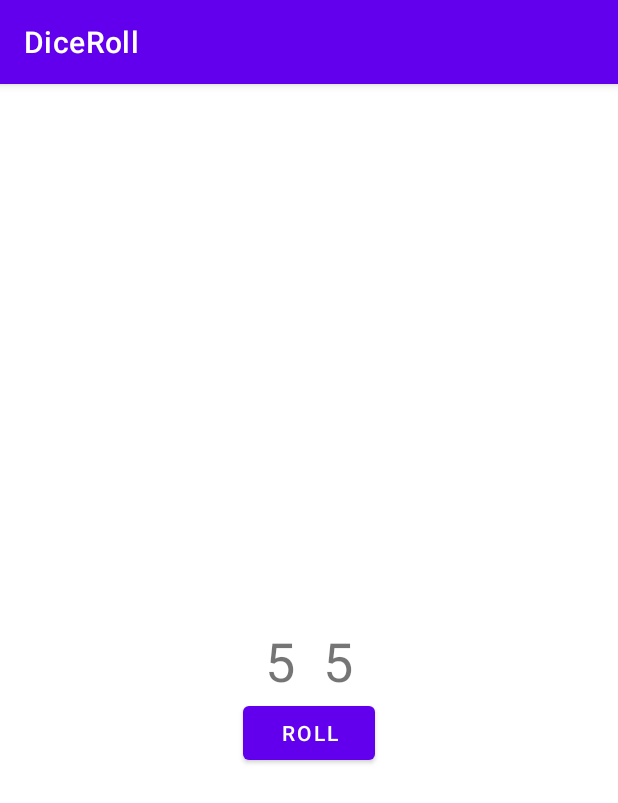
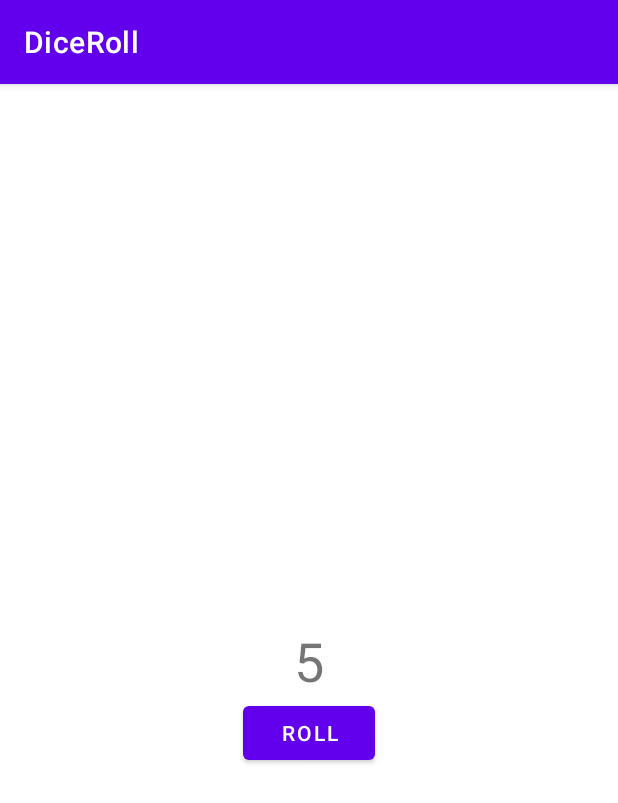
Before and after one commit to abressam/DiceRoll, an Android app: the screen it shows after launch (MainActivity), after a tap on "ROLL", on a phone screen of 412 x 824 dp. Shown: the top 803 px of the screen. Run offline under Robolectric (Android 15) with nearby library versions, the phone set to English and light mode, and no system bars.

```diff
--- a/app/src/main/java/com/example/diceroll/MainActivity.kt
+++ b/app/src/main/java/com/example/diceroll/MainActivity.kt
@@ -16,10 +16,7 @@ class MainActivity : AppCompatActivity() {
 
         val rollButton: Button =
             findViewById(R.id.button) // find the Button by calling findViewById
-        rollButton.setOnClickListener {
-            rollDice()
-            rollDice2()
-        }
+        rollButton.setOnClickListener { rollDice() }
         // setOnClickListener is used to made an event when the button is clicked
         // inside setOnClick Listener is called the function rollDice() when the button is clicked
     }
@@ -32,20 +29,8 @@ class MainActivity : AppCompatActivity() {
         val diceRoll = dice.roll()
         // roll the dice calling the roll() method and save the result in the diceRoll variable
         val resultTextView: TextView = findViewById(R.id.textView)
-        val resultTextView2: TextView = findViewById(R.id.textView2)
         // find TextView by calling findViewById
         resultTextView.text = diceRoll.toString()
-        resultTextView2.text = diceRoll.toString()
-        // diceRoll is a number and TextView uses text, so need to convert diceRoll into a string
-    }
-
-    private fun rollDice2() {
-        val dice = Dice(6) // created a 6 sides dice
-        val diceRoll = dice.roll()
-        // roll the dice calling the roll() method and save the result in the diceRoll variable
-        val resultTextView2: TextView = findViewById(R.id.textView2)
-        // find TextView by calling findViewById
-        resultTextView2.text = diceRoll.toString()
         // diceRoll is a number and TextView uses text, so need to convert diceRoll into a string
     }
 
--- a/app/src/main/res/layout/activity_main.xml
+++ b/app/src/main/res/layout/activity_main.xml
@@ -6,24 +6,11 @@
     tools:context=".MainActivity">
 
     <TextView
-        android:id="@+id/textView2"
-        android:layout_width="wrap_content"
-        android:layout_height="wrap_content"
-        android:textSize="36sp"
-        app:layout_constraintBottom_toBottomOf="parent"
-        app:layout_constraintHorizontal_bias="0.55"
-        app:layout_constraintLeft_toLeftOf="parent"
-        app:layout_constraintRight_toRightOf="parent"
-        app:layout_constraintTop_toTopOf="parent"
-        tools:text="1" />
-
-    <TextView
         android:id="@+id/textView"
         android:layout_width="wrap_content"
         android:layout_height="wrap_content"
         android:textSize="36sp"
         app:layout_constraintBottom_toBottomOf="parent"
-        app:layout_constraintHorizontal_bias="0.45"
         app:layout_constraintLeft_toLeftOf="parent"
         app:layout_constraintRight_toRightOf="parent"
         app:layout_constraintTop_toTopOf="parent"
```
